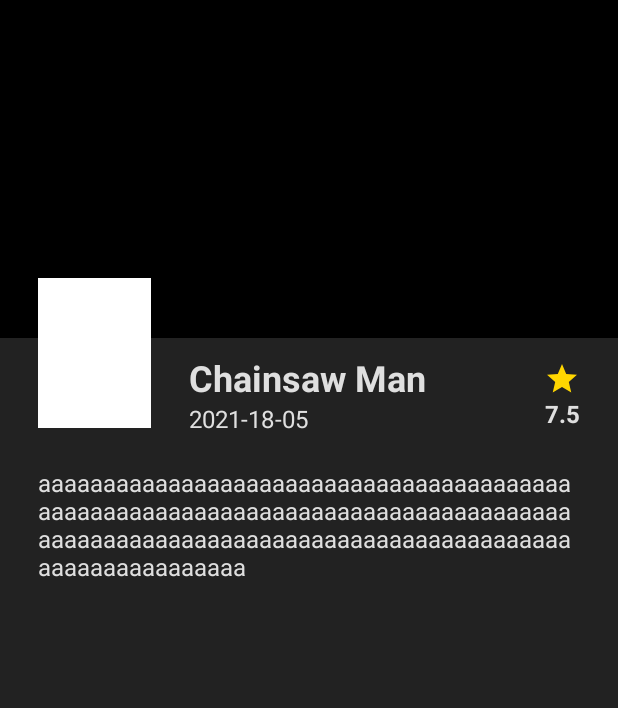
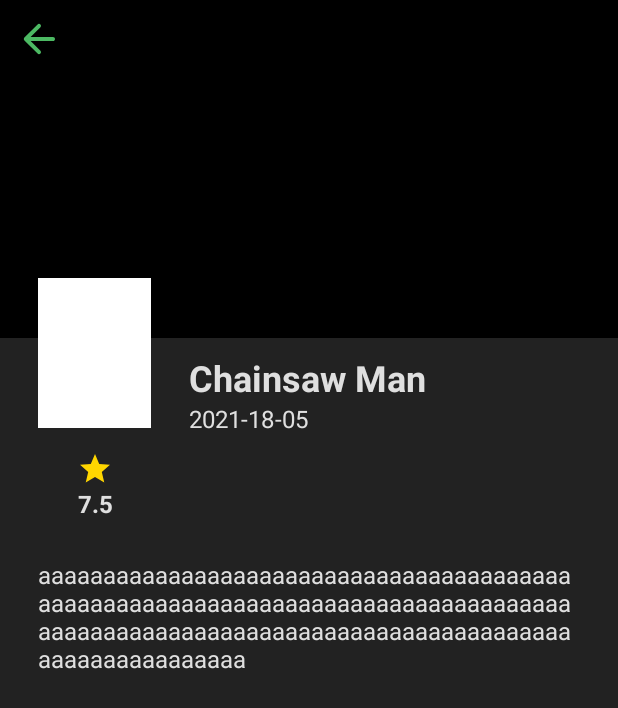
Before and after one commit to SyahranFD/DatabaseMovieAPI, an Android app: the layout activity_detail_movie.xml on its own in the app's theme, with its tools: preview values and no code run, on a phone screen of 412 x 824 dp. Shown: the top 708 px of the screen. Run offline under Robolectric (Android 15) with nearby library versions, the phone set to English and light mode, and no system bars.

Commit message:
style : [SF] add arrow in detail page

```diff
--- /dev/null
+++ b/app/src/main/res/drawable/back_arrow.xml
@@ -0,0 +1,9 @@
+<vector xmlns:android="http://schemas.android.com/apk/res/android"
+    android:width="32dp"
+    android:height="32dp"
+    android:viewportWidth="32"
+    android:viewportHeight="32">
+  <path
+      android:pathData="M16.933,6.267C17.178,6.511 17.306,6.822 17.317,7.2C17.329,7.578 17.212,7.889 16.967,8.133L10.433,14.667L25.333,14.667C25.711,14.667 26.028,14.795 26.284,15.051C26.54,15.307 26.668,15.623 26.667,16C26.667,16.378 26.539,16.695 26.283,16.951C26.027,17.207 25.71,17.334 25.333,17.333H10.433L16.967,23.867C17.211,24.111 17.328,24.422 17.317,24.8C17.307,25.178 17.179,25.489 16.933,25.733C16.689,25.978 16.378,26.1 16,26.1C15.622,26.1 15.311,25.978 15.067,25.733L6.267,16.933C6.133,16.822 6.039,16.683 5.983,16.516C5.927,16.349 5.899,16.177 5.9,16C5.9,15.822 5.928,15.656 5.983,15.5C6.038,15.344 6.132,15.2 6.267,15.067L15.067,6.267C15.311,6.022 15.622,5.9 16,5.9C16.378,5.9 16.689,6.022 16.933,6.267Z"
+      android:fillColor="#4CB963"/>
+</vector>
--- a/app/src/main/res/layout/activity_detail_movie.xml
+++ b/app/src/main/res/layout/activity_detail_movie.xml
@@ -6,6 +6,7 @@
     android:layout_height="match_parent"
     android:background="#222222"
     tools:context=".DetailMovie">
+
 
     <ImageView
         android:id="@+id/ivBackdropDetail"
@@ -16,6 +17,16 @@
         app:layout_constraintEnd_toEndOf="parent"
         app:layout_constraintStart_toStartOf="parent"
         android:src="@color/black"/>
+
+    <ImageView
+        android:id="@+id/btnArrow"
+        android:layout_width="wrap_content"
+        android:layout_height="wrap_content"
+        android:src="@drawable/back_arrow"
+        app:layout_constraintStart_toStartOf="parent"
+        app:layout_constraintTop_toTopOf="parent"
+        android:layout_marginTop="10dp"
+        android:layout_marginStart="10dp"/>
 
     <ImageView
         android:id="@+id/ivPosterDetail"
@@ -30,7 +41,7 @@
 
     <TextView
         android:id="@+id/tvMovieNameDetail"
-        android:layout_width="wrap_content"
+        android:layout_width="250dp"
         android:layout_height="wrap_content"
         app:layout_constraintStart_toEndOf="@id/ivPosterDetail"
         app:layout_constraintTop_toBottomOf="@id/ivBackdropDetail"
@@ -57,10 +68,10 @@
         android:id="@+id/constrainRating"
         android:layout_width="wrap_content"
         android:layout_height="wrap_content"
-        app:layout_constraintEnd_toEndOf="parent"
-        app:layout_constraintTop_toBottomOf="@id/ivBackdropDetail"
-        android:layout_marginTop="15dp"
-        android:layout_marginRight="25dp">
+        app:layout_constraintStart_toStartOf="@id/ivPosterDetail"
+        app:layout_constraintEnd_toEndOf="@id/ivPosterDetail"
+        app:layout_constraintTop_toBottomOf="@id/ivPosterDetail"
+        android:layout_marginTop="15dp">
 
         <ImageView
             android:id="@+id/starRating"
@@ -87,12 +98,12 @@
     </androidx.constraintlayout.widget.ConstraintLayout>
 
     <TextView
-        android:id="@+id/tvDescriptionDetail"
+        android:id="@+id/tvMovieDescriptionDetail"
         android:layout_width="match_parent"
         android:layout_height="wrap_content"
         app:layout_constraintStart_toStartOf="parent"
         app:layout_constraintEnd_toEndOf="parent"
-        app:layout_constraintTop_toBottomOf="@id/ivPosterDetail"
+        app:layout_constraintTop_toBottomOf="@id/constrainRating"
         android:layout_marginStart="25dp"
         android:layout_marginEnd="25dp"
         android:layout_marginTop="25dp"
```
Also changed, not shown: 1 other file.
